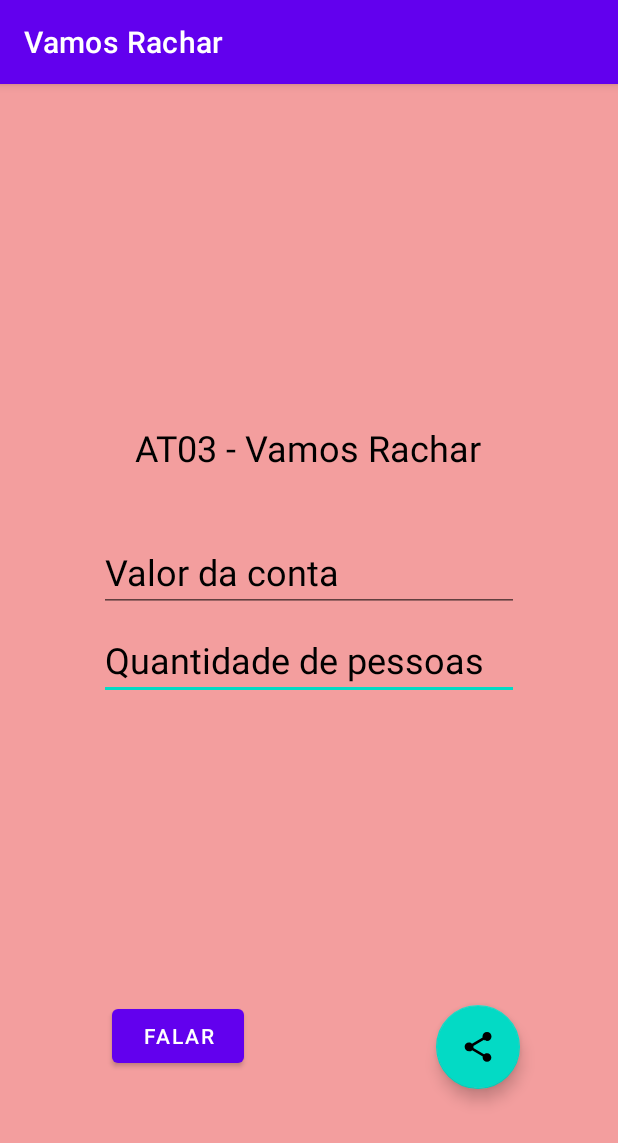
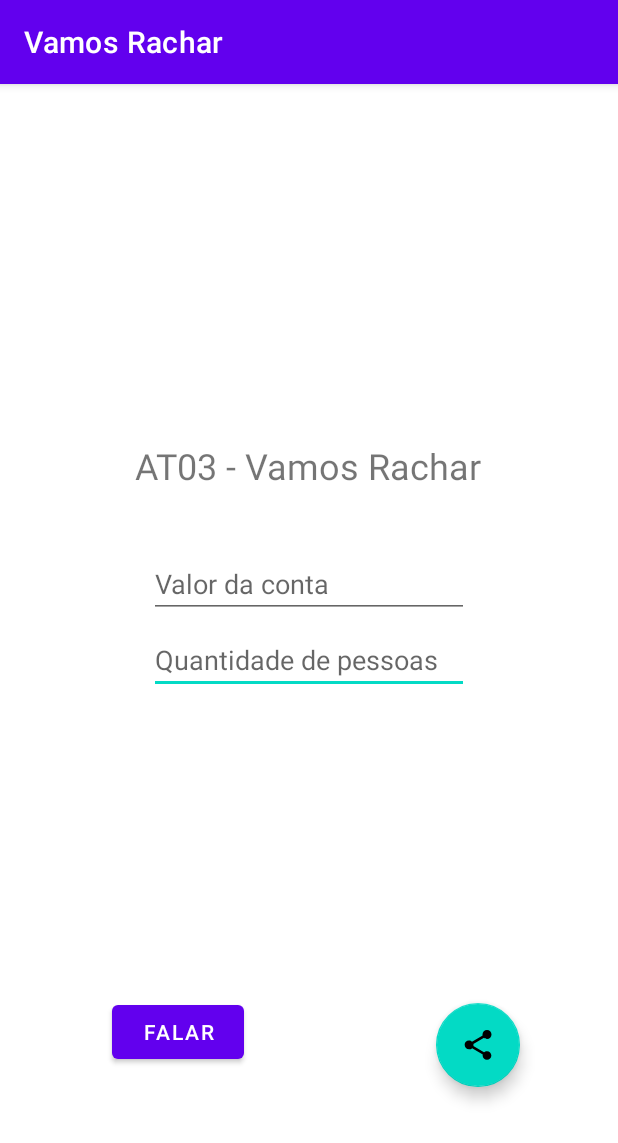
Before and after one commit to geoliveira/pdm, an Android app: the screen it shows after launch (MainActivity), on a phone screen of 412 x 824 dp. Shown: the top 1143 px of the screen. Run offline under Robolectric (Android 15) with nearby library versions, the phone set to English and light mode, and no system bars.

Commit message:
Fix: revert the layout changes for 'AT03 - Apps acessiveis'

```diff
--- a/AT03 - Vamos Rachar/app/src/main/res/layout/activity_main.xml
+++ b/AT03 - Vamos Rachar/app/src/main/res/layout/activity_main.xml
@@ -4,7 +4,6 @@
     xmlns:tools="http://schemas.android.com/tools"
     android:layout_width="match_parent"
     android:layout_height="match_parent"
-    android:background="#F39E9E"
     tools:context=".MainActivity">
 
     <TextView
@@ -13,7 +12,6 @@
         android:layout_height="wrap_content"
         android:layout_marginBottom="40dp"
         android:text="AT03 - Vamos Rachar"
-        android:textColor="@color/black"
         android:textSize="24sp"
         app:layout_constraintBottom_toTopOf="@+id/edtConta"
         app:layout_constraintEnd_toEndOf="parent"
@@ -56,9 +54,6 @@
         android:ems="10"
         android:hint="Quantidade de pessoas"
         android:inputType="number"
-        android:minHeight="48dp"
-        android:textColorHint="@color/black"
-        android:textSize="24sp"
         app:layout_constraintBottom_toBottomOf="parent"
         app:layout_constraintEnd_toEndOf="parent"
         app:layout_constraintStart_toStartOf="parent"
@@ -67,14 +62,11 @@
     <EditText
         android:id="@+id/edtConta"
         android:layout_width="wrap_content"
-        android:layout_height="wrap_content"
+        android:layout_height="45dp"
         android:layout_marginBottom="5dp"
         android:ems="10"
         android:hint="Valor da conta"
         android:inputType="numberDecimal"
-        android:minHeight="48dp"
-        android:textColorHint="@color/black"
-        android:textSize="24sp"
         app:layout_constraintBottom_toTopOf="@+id/edtPessoas"
         app:layout_constraintEnd_toEndOf="parent"
         app:layout_constraintStart_toStartOf="parent"
```
